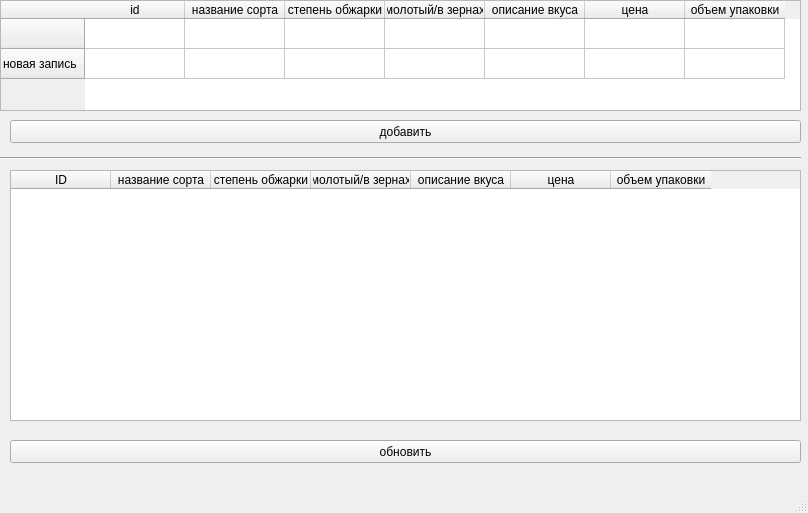
Qt form addEditCoffeeForm.ui (Helen475/git_project1) before a commit.
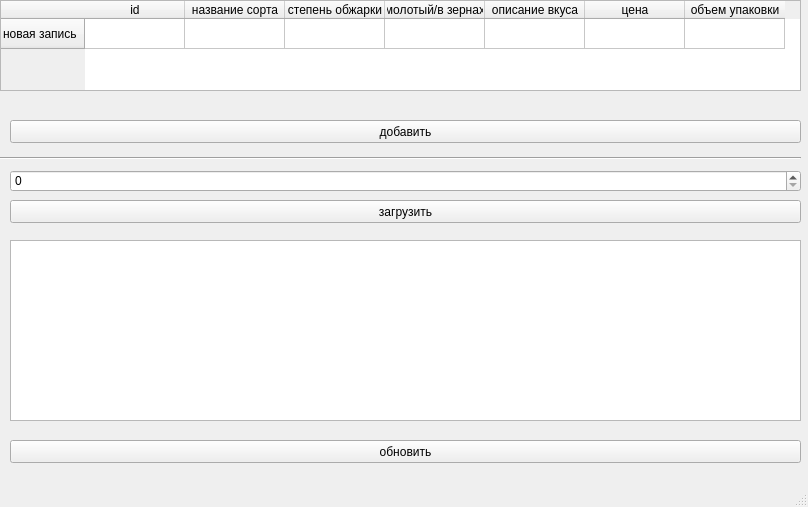
The same form after that commit.

Commit message: форма для редактирования и добавления

```diff
--- a/addEditCoffeeForm.ui
+++ b/addEditCoffeeForm.ui
@@ -7,7 +7,7 @@
     <x>0</x>
     <y>0</y>
     <width>808</width>
-    <height>513</height>
+    <height>507</height>
    </rect>
   </property>
   <property name="windowTitle">
@@ -27,20 +27,15 @@
      <string>добавить</string>
     </property>
    </widget>
-   <widget class="QTableWidget" name="tableWidget">
+   <widget class="QTableWidget" name="tableWidget1">
     <property name="geometry">
      <rect>
       <x>0</x>
       <y>0</y>
       <width>801</width>
-      <height>111</height>
+      <height>91</height>
      </rect>
     </property>
-    <row>
-     <property name="text">
-      <string/>
-     </property>
-    </row>
     <row>
      <property name="text">
       <string>новая запись</string>
@@ -82,51 +77,6 @@
      </property>
     </column>
    </widget>
-   <widget class="QTableWidget" name="tableWidget_2">
-    <property name="geometry">
-     <rect>
-      <x>10</x>
-      <y>170</y>
-      <width>791</width>
-      <height>251</height>
-     </rect>
-    </property>
-    <column>
-     <property name="text">
-      <string>ID</string>
-     </property>
-    </column>
-    <column>
-     <property name="text">
-      <string>название сорта</string>
-     </property>
-    </column>
-    <column>
-     <property name="text">
-      <string>степень обжарки</string>
-     </property>
-    </column>
-    <column>
-     <property name="text">
-      <string>молотый/в зернах</string>
-     </property>
-    </column>
-    <column>
-     <property name="text">
-      <string>описание вкуса</string>
-     </property>
-    </column>
-    <column>
-     <property name="text">
-      <string>цена</string>
-     </property>
-    </column>
-    <column>
-     <property name="text">
-      <string>объем упаковки</string>
-     </property>
-    </column>
-   </widget>
    <widget class="Line" name="line">
     <property name="geometry">
      <rect>
@@ -153,6 +103,39 @@
      <string>обновить</string>
     </property>
    </widget>
+   <widget class="QTableWidget" name="tableWidget">
+    <property name="geometry">
+     <rect>
+      <x>10</x>
+      <y>240</y>
+      <width>791</width>
+      <height>181</height>
+     </rect>
+    </property>
+   </widget>
+   <widget class="QSpinBox" name="spinBox">
+    <property name="geometry">
+     <rect>
+      <x>10</x>
+      <y>170</y>
+      <width>791</width>
+      <height>22</height>
+     </rect>
+    </property>
+   </widget>
+   <widget class="QPushButton" name="pushButton_3">
+    <property name="geometry">
+     <rect>
+      <x>10</x>
+      <y>200</y>
+      <width>791</width>
+      <height>23</height>
+     </rect>
+    </property>
+    <property name="text">
+     <string>загрузить</string>
+    </property>
+   </widget>
   </widget>
   <widget class="QMenuBar" name="menubar">
    <property name="geometry">
```
The commit also changes 4 other files.
